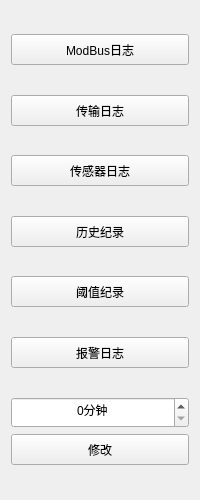
Old version of the form IDC_TestSystem/SI-BusBar/bus_toolbox/buslogstoolwid.ui in the repository ChinaClever/IDC_TestSystem.
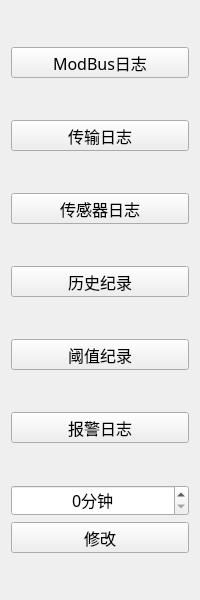
New version of the form.

```diff
--- a/IDC_TestSystem/SI-BusBar/bus_toolbox/buslogstoolwid.ui
+++ b/IDC_TestSystem/SI-BusBar/bus_toolbox/buslogstoolwid.ui
@@ -7,9 +7,15 @@
     <x>0</x>
     <y>0</y>
     <width>200</width>
-    <height>500</height>
+    <height>600</height>
    </rect>
   </property>
+  <property name="font">
+   <font>
+    <family>微软雅黑</family>
+    <pointsize>12</pointsize>
+   </font>
+  </property>
   <property name="windowTitle">
    <string>Form</string>
   </property>
```
